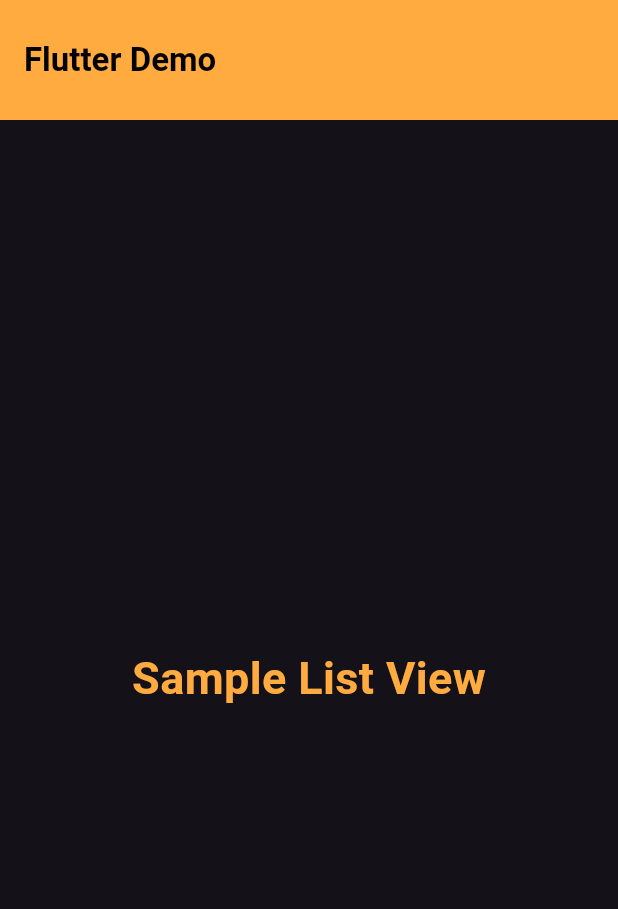
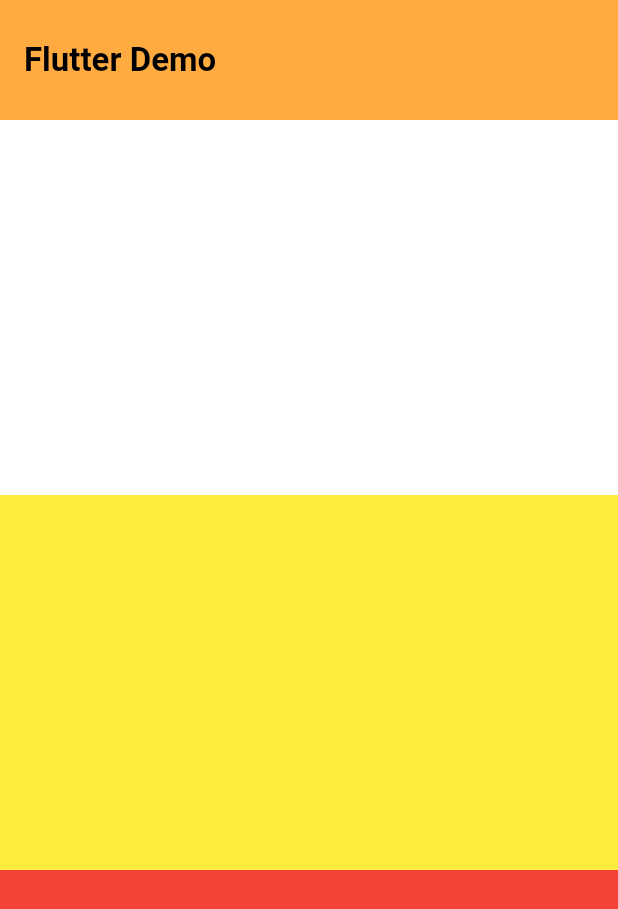
Before and after one commit to ushanwk/Flutter-Self-Learning-Room, a Flutter app: the screen it shows after launch, on a phone screen of 412 x 824 dp. Shown: the top 909 px of the screen. Run offline on Flutter 3.47's test engine with Material 3 defaults, Android fonts, the light colour scheme and no system bars; our stand-ins replace device_preview.

Commit message:
List view developing

```diff
--- a/flutter_application_7/lib/main.dart
+++ b/flutter_application_7/lib/main.dart
@@ -10,6 +10,7 @@ class MyApp extends StatelessWidget {
   @override
   Widget build(BuildContext context) {
     return MaterialApp(
+      debugShowCheckedModeBanner: false,
       title: 'Flutter Demo',
       theme: ThemeData(
         brightness: Brightness.dark
@@ -35,9 +36,25 @@ class homePage extends StatelessWidget {
         backgroundColor: Colors.orangeAccent,
       ),
       body: Center(
-        child: Text(
-          'Sample List View',
-          style: TextStyle(color: Colors.orangeAccent, fontSize: 30, fontWeight: FontWeight.bold),
+        child: Column(
+          mainAxisAlignment: MainAxisAlignment.center,
+          children: [
+            Container(
+              width: double.infinity,
+              height: 250,
+              color: Colors.white,
+            ),
+            Container(
+              width: double.infinity,
+              height: 250,
+              color: Colors.yellow,
+            ),
+            Container(
+              width: double.infinity,
+              height: 293,
+              color: Colors.red,
+            ),
+          ],
         ),
       ),
     );
```
